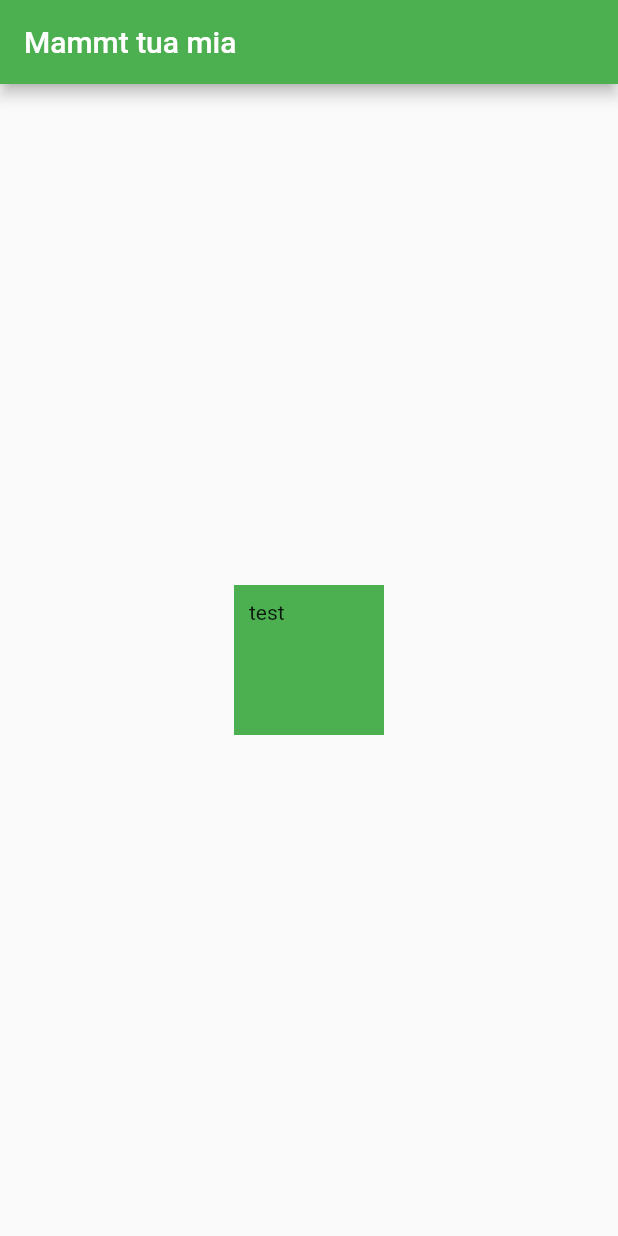
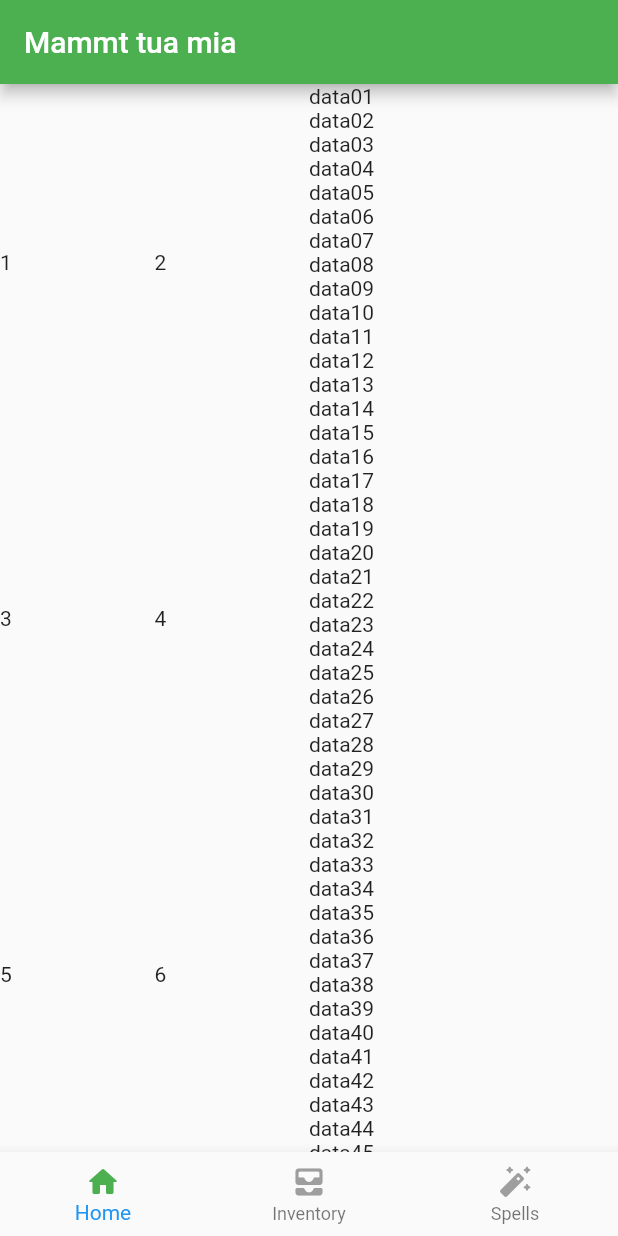
Before and after one commit to IlPapera/cs5e_iOS_flutter, a Flutter app: the screen it shows after launch, on a phone screen of 412 x 824 dp. Run offline on Flutter 3.47's test engine with Material 2 defaults, Android fonts, the phone set to English and light mode, and no system bars.

Commit message:
kinda beginning a stucture

```diff
--- a/cs5e/lib/main.dart
+++ b/cs5e/lib/main.dart
@@ -4,29 +4,183 @@ void main() {
   runApp(MyApp());
 }
 
-class MyApp extends StatelessWidget {
+class MyApp extends StatefulWidget {
   const MyApp({super.key});
 
   @override
+  State<MyApp> createState() => _MyAppState();
+}
+
+class _MyAppState extends State<MyApp> {
+  int currIndex = 0;
+
+  @override
   Widget build(BuildContext context) {
-    return MaterialApp(
-      home: Scaffold(
-        appBar: AppBar(
-          backgroundColor: Colors.green,
-          title: const Text('Mammt tua mia'),
+    Widget home = Scaffold(
+        body: Row(
+      mainAxisAlignment: MainAxisAlignment.spaceEvenly,
+      crossAxisAlignment: CrossAxisAlignment.center,
+      children: [
+        Expanded(
+          flex: 1,
+          child: Column(
+            children: [
+              Expanded(
+                  flex: 1,
+                  child: Row(
+                    children: [
+                      Expanded(flex: 1, child: const Text('1')),
+                      Expanded(flex: 1, child: const Text('2')),
+                    ],
+                  )),
+              Expanded(
+                  flex: 1,
+                  child: Row(
+                    children: [
+                      Expanded(flex: 1, child: const Text('3')),
+                      Expanded(flex: 1, child: const Text('4')),
+                    ],
+                  )),
+              Expanded(
+                  flex: 1,
+                  child: Row(
+                    children: [
+                      Expanded(flex: 1, child: const Text('5')),
+                      Expanded(flex: 1, child: const Text('6')),
+                    ],
+                  )),
+            ],
+          ),
         ),
-        body: Center(
-          child: Container(
-            child: const Text('test'),
-            margin: const EdgeInsets.all(10),
-            padding: const EdgeInsets.all(10),
-            color: Colors.green,
-            height: 100,
-            width: 100,
-            //decoration: BoxDecoration(shape: BoxShape.circle),
+        Expanded(
+          flex: 1,
+          child: ListView(
+            children: [
+              const Text('data01'),
+              const Text('data02'),
+              const Text('data03'),
+              const Text('data04'),
+              const Text('data05'),
+              const Text('data06'),
+              const Text('data07'),
+              const Text('data08'),
+              const Text('data09'),
+              const Text('data10'),
+              const Text('data11'),
+              const Text('data12'),
+              const Text('data13'),
+              const Text('data14'),
+              const Text('data15'),
+              const Text('data16'),
+              const Text('data17'),
+              const Text('data18'),
+              const Text('data19'),
+              const Text('data20'),
+              const Text('data21'),
+              const Text('data22'),
+              const Text('data23'),
+              const Text('data24'),
+              const Text('data25'),
+              const Text('data26'),
+              const Text('data27'),
+              const Text('data28'),
+              const Text('data29'),
+              const Text('data30'),
+              const Text('data31'),
+              const Text('data32'),
+              const Text('data33'),
+              const Text('data34'),
+              const Text('data35'),
+              const Text('data36'),
+              const Text('data37'),
+              const Text('data38'),
+              const Text('data39'),
+              const Text('data40'),
+              const Text('data41'),
+              const Text('data42'),
+              const Text('data43'),
+              const Text('data44'),
+              const Text('data45'),
+              const Text('data46'),
+              const Text('data47'),
+              const Text('data48'),
+              const Text('data49'),
+              const Text('data50'),
+            ],
           ),
+        ),
+      ],
+    ));
+
+    Widget inventory = Scaffold(
+      body: Center(
+        child: Container(
+          child: const Text('inventory'),
+          margin: const EdgeInsets.all(10),
+          padding: const EdgeInsets.all(10),
+          color: Colors.blue,
+          height: 100,
+          width: 100,
+          //decoration: BoxDecoration(shape: BoxShape.circle),
         ),
       ),
     );
+    Widget spells = Scaffold(
+      body: Center(
+        child: Container(
+          child: const Text('spells'),
+          margin: const EdgeInsets.all(10),
+          padding: const EdgeInsets.all(10),
+          color: Colors.red,
+          height: 100,
+          width: 100,
+          //decoration: BoxDecoration(shape: BoxShape.circle),
+        ),
+      ),
+    );
+
+    final tabPages = <Widget>[
+      home,
+      inventory,
+      spells,
+    ];
+
+    final barItems = <BottomNavigationBarItem>[
+      const BottomNavigationBarItem(
+          icon: Icon(Icons.home_rounded, color: Colors.grey),
+          label: 'Home',
+          activeIcon: Icon(Icons.home_rounded, color: Colors.green)),
+      const BottomNavigationBarItem(
+          icon: Icon(Icons.all_inbox_rounded, color: Colors.grey),
+          label: 'Inventory',
+          activeIcon: Icon(Icons.all_inbox_rounded, color: Colors.green)),
+      const BottomNavigationBarItem(
+          icon: Icon(Icons.auto_fix_high_rounded, color: Colors.grey),
+          label: 'Spells',
+          activeIcon: Icon(Icons.auto_fix_high_rounded, color: Colors.green)),
+    ];
+
+    assert(tabPages.length == barItems.length);
+
+    final bottNavBar = BottomNavigationBar(
+      items: barItems,
+      currentIndex: currIndex,
+      type: BottomNavigationBarType.fixed,
+      onTap: (int indexIn) {
+        setState(() {
+          currIndex = indexIn;
+        });
+      },
+    );
+
+    return MaterialApp(
+        home: Scaffold(
+      appBar: AppBar(
+        backgroundColor: Colors.green,
+        title: const Text('Mammt tua mia'),
+      ),
+      body: tabPages[currIndex],
+      bottomNavigationBar: bottNavBar,
+    ));
   }
 }
```
